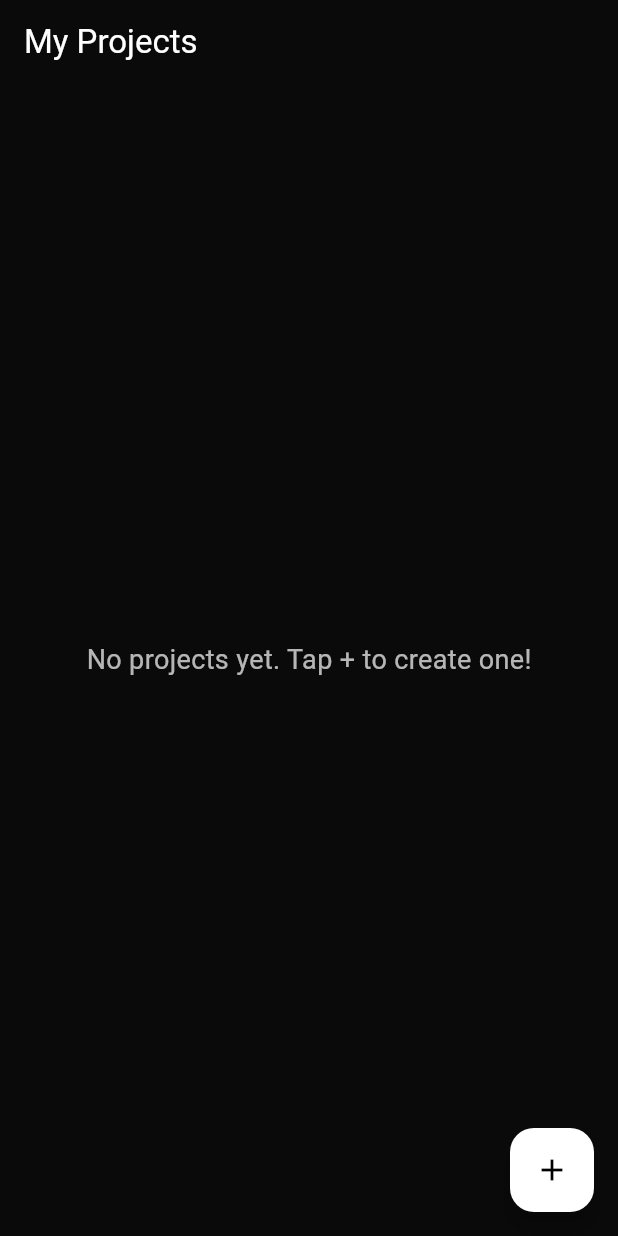
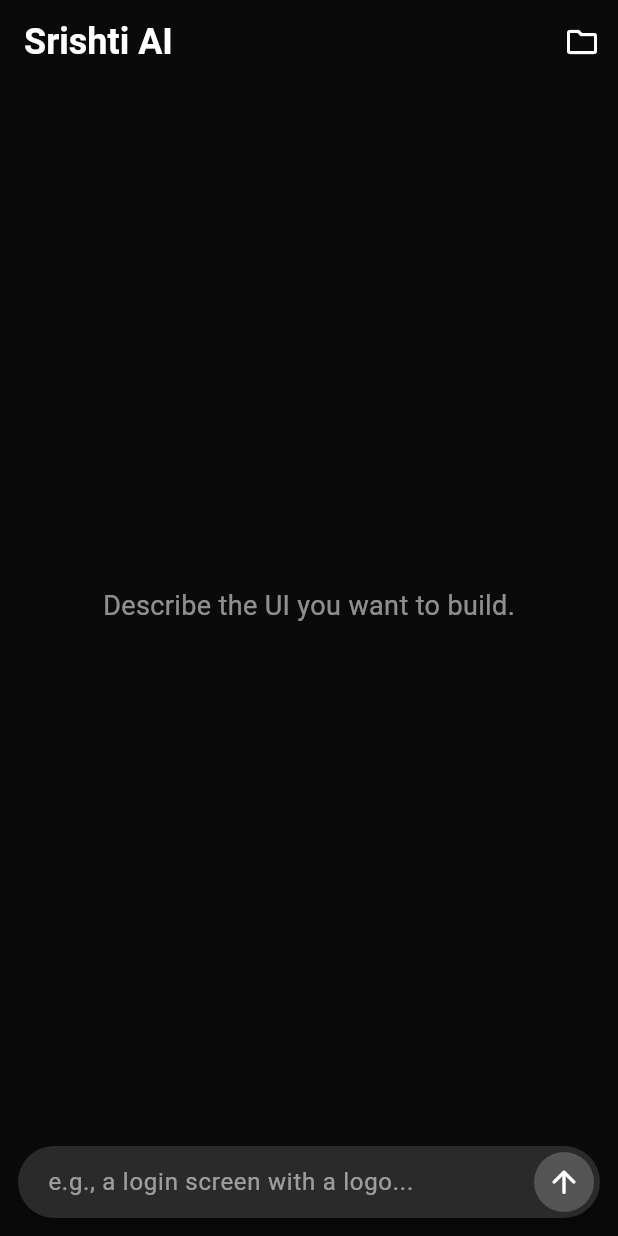
Before and after one commit to loveucifer/srishti, a Flutter app: the screen it shows once a user with an empty profile is signed in, on a phone screen of 412 x 824 dp. Run offline on Flutter 3.47's test engine with Material 3 defaults, Android fonts, the phone set to English and light mode, and no system bars; our stand-ins replace flutter_dotenv, flutter_riverpod, supabase_flutter; missing offline and left inert: flutter_syntax_view; accounts and stored records are empty; Roboto replaces fonts that are missing (ClashDisplay, Satoshi).

Commit message:
Add files via upload

```diff
--- /dev/null
+++ b/lib/features/ai_assistant/presentation/screens/ai_assistant_screen.dart
@@ -0,0 +1,127 @@
+import 'package:flutter/material.dart';
+import 'package:flutter_riverpod/flutter_riverpod.dart';
+import 'package:flutter_syntax_view/flutter_syntax_view.dart';
+import 'package:srishti/features/ai_assistant/services/ai_service.dart';
+
+class AiAssistantScreen extends ConsumerStatefulWidget {
+  const AiAssistantScreen({super.key});
+
+  @override
+  ConsumerState<AiAssistantScreen> createState() => _AiAssistantScreenState();
+}
+
+class _AiAssistantScreenState extends ConsumerState<AiAssistantScreen> {
+  final _promptController = TextEditingController();
+  String? _generatedCode;
+  bool _isLoading = false;
+  String? _error;
+
+  Future<void> _handleGenerate() async {
+    if (_promptController.text.isEmpty) return;
+
+    setState(() {
+      _isLoading = true;
+      _error = null;
+      _generatedCode = null;
+    });
+
+    try {
+      final code = await ref.read(aiServiceProvider).generateCode(_promptController.text);
+      setState(() {
+        _generatedCode = code;
+      });
+    } catch (e) {
+      setState(() {
+        _error = "An error occurred: ${e.toString()}";
+      });
+    } finally {
+      setState(() {
+        _isLoading = false;
+      });
+    }
+  }
+
+  @override
+  Widget build(BuildContext context) {
+    return Scaffold(
+      appBar: AppBar(
+        title: Text('Srishti AI', style: Theme.of(context).textTheme.headlineLarge?.copyWith(fontSize: 24, color: Colors.white)),
+        backgroundColor: Colors.transparent,
+        elevation: 0,
+        actions: [
+          // We can add a "My Projects" button here later to see saved code
+          IconButton(onPressed: () { /* TODO: Navigate to projects list */ }, icon: const Icon(Icons.folder_outlined))
+        ],
+      ),
+      body: Column(
+        children: [
+          // The main content area to display the generated code
+          Expanded(
+            child: _buildContentArea(),
+          ),
+          // The prompt input bar at the bottom
+          _buildPromptInput(),
+        ],
+      ),
+    );
+  }
+
+  Widget _buildContentArea() {
+    if (_isLoading) {
+      return const Center(child: CircularProgressIndicator());
+    }
+    if (_error != null) {
+      return Center(child: Text(_error!, style: const TextStyle(color: Colors.red)));
+    }
+    if (_generatedCode != null) {
+      return SyntaxView(
+        code: _generatedCode!,
+        syntax: Syntax.DART,
+        syntaxTheme: SyntaxTheme.vscodeDark(),
+        expanded: true,
+        withLinesCount: true,
+      );
+    }
+    return const Center(
+      child: Text("Describe the UI you want to build.", style: TextStyle(color: Colors.white54, fontSize: 18)),
+    );
+  }
+
+  Widget _buildPromptInput() {
+    return Padding(
+      padding: const EdgeInsets.all(12.0),
+      child: Material(
+        elevation: 4,
+        borderRadius: BorderRadius.circular(24),
+        child: Container(
+          decoration: BoxDecoration(
+            color: Colors.white.withOpacity(0.1),
+            borderRadius: BorderRadius.circular(24),
+          ),
+          child: Row(
+            children: [
+              Expanded(
+                child: TextField(
+                  controller: _promptController,
+                  style: const TextStyle(color: Colors.white),
+                  decoration: const InputDecoration(
+                    hintText: "e.g., a login screen with a logo...",
+                    hintStyle: TextStyle(color: Colors.white54),
+                    contentPadding: EdgeInsets.symmetric(horizontal: 20),
+                    border: InputBorder.none,
+                  ),
+                ),
+              ),
+              IconButton(
+                onPressed: _isLoading ? null : _handleGenerate,
+                icon: const Icon(Icons.arrow_upward_rounded),
+                color: Colors.white,
+                style: IconButton.styleFrom(backgroundColor: Colors.white.withOpacity(0.2)),
+              )
+            ],
+          ),
+        ),
+      ),
+    );
+  }
+}
--- a/lib/features/auth/presentation/screens/auth_gate.dart
+++ b/lib/features/auth/presentation/screens/auth_gate.dart
@@ -1,7 +1,7 @@
 import 'package:flutter/material.dart';
+import 'package:srishti/features/ai_assistant/presentation/screens/ai_assistant_screen.dart'; // Import new AI screen
 import 'package:srishti/features/auth/presentation/screens/auth_screen.dart';
 import 'package:srishti/features/core/services/supabase_service.dart';
-import 'package:srishti/features/home/presentation/screens/home_screen.dart';
 import 'package:supabase_flutter/supabase_flutter.dart';
 
 class AuthGate extends StatelessWidget {
@@ -9,20 +9,16 @@ class AuthGate extends StatelessWidget {
 
   @override
   Widget build(BuildContext context) {
-    // A stream builder that listens to authentication state changes.
     return StreamBuilder<AuthState>(
-      // CORRECTED: The method is 'onAuthStateChange' and it's a getter (no parentheses).
       stream: SupabaseService.client.auth.onAuthStateChange,
       builder: (context, snapshot) {
-        // If the stream is still loading, show a loading indicator.
         if (snapshot.connectionState == ConnectionState.waiting) {
           return const Center(child: CircularProgressIndicator());
         }
 
-        // If the snapshot has data, it means there's an active session.
         if (snapshot.hasData && snapshot.data?.session != null) {
-          // User is logged in, show the HomeScreen.
-          return const HomeScreen();
+          // User is logged in, show the AiAssistantScreen.
+          return const AiAssistantScreen();
         } else {
           // User is not logged in, show the AuthScreen.
           return const AuthScreen();
--- a/pubspec.yaml
+++ b/pubspec.yaml
@@ -27,6 +27,7 @@ dependencies:
   # For elegant and modern fonts
   google_fonts: ^6.2.1
   drag_and_drop_lists: ^0.4.2
+  flutter_syntax_view: ^4.1.7
 
 dev_dependencies:
   flutter_test:
```
Also changed, not shown: lib/features/ai_assistant/services/ai_service.dart (added, +61 -0 lines).
